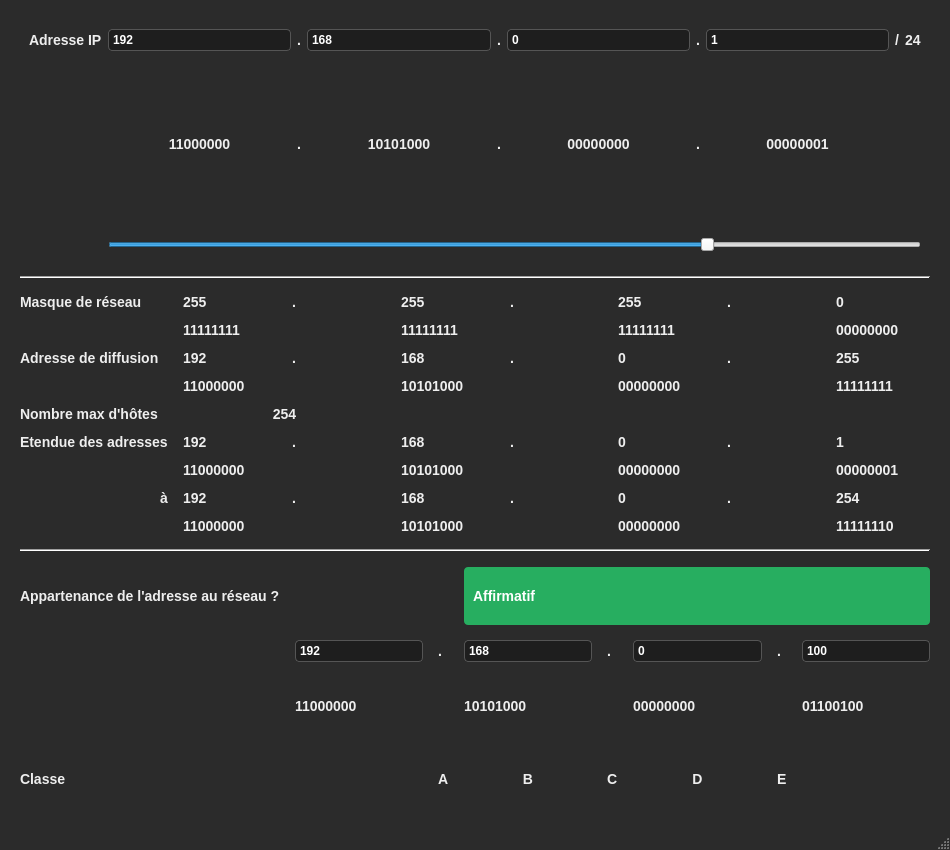
Before: the Qt Designer form calculatrice.ui in KuKaRaCHa-gg/Calculatrice-QT, drawn with Qt 5.
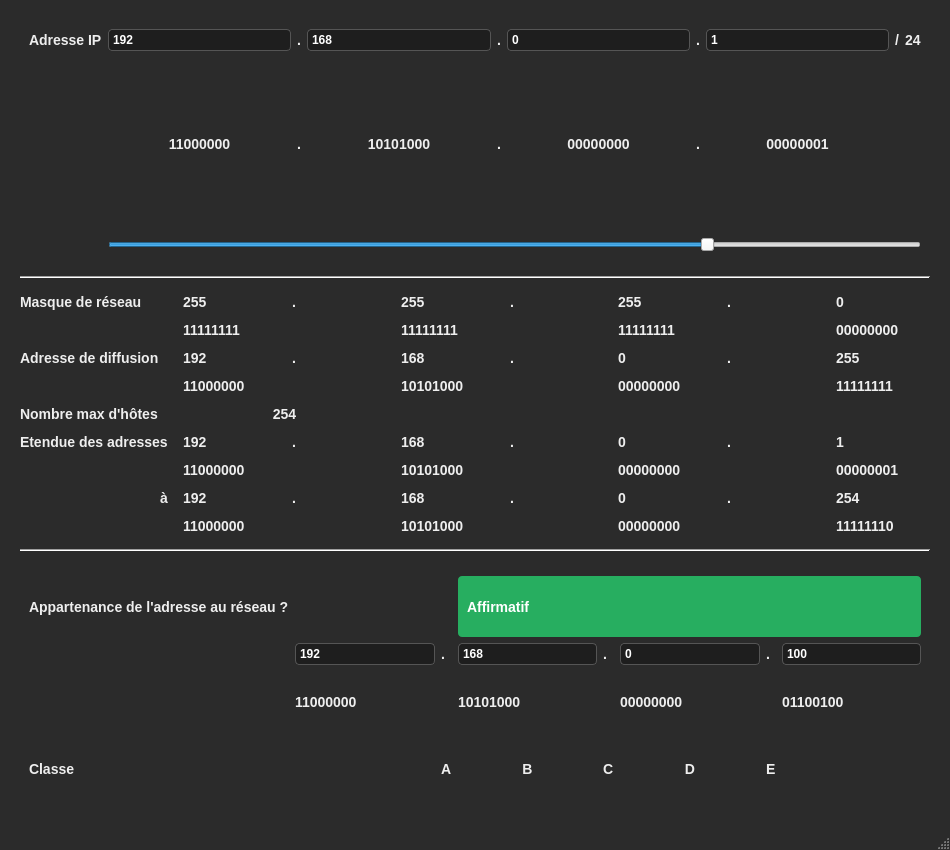
After: the same form once the commit is applied. Custom widgets are drawn as their Qt base class.

Commit message: ajout de la logique partie 3: update host

Patch:
```diff
--- a/calculatrice.ui
+++ b/calculatrice.ui
@@ -638,7 +638,8 @@
      </widget>
     </item>
     <item>
-     <layout class="QGridLayout" name="partie3">
+     <widget class="QWidget" name="partie3" native="true">
+      <layout class="QGridLayout" name="section3">
       <item row="0" column="0">
        <widget class="QLabel" name="tTest">
         <property name="text">
@@ -779,6 +780,7 @@
        </widget>
       </item>
      </layout>
+     </widget>
     </item>
    </layout>
   </widget>
```
Lines whose indentation alone changed are shown as unchanged. The commit also changes 2 other files.
